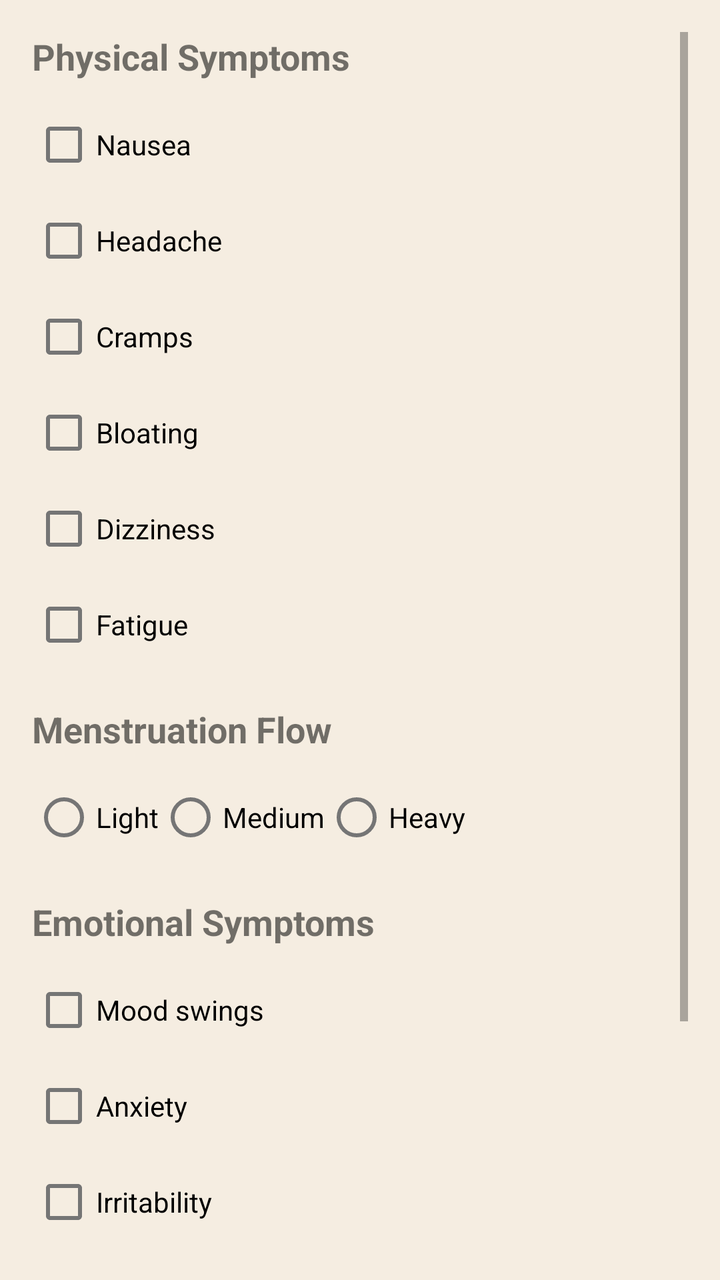
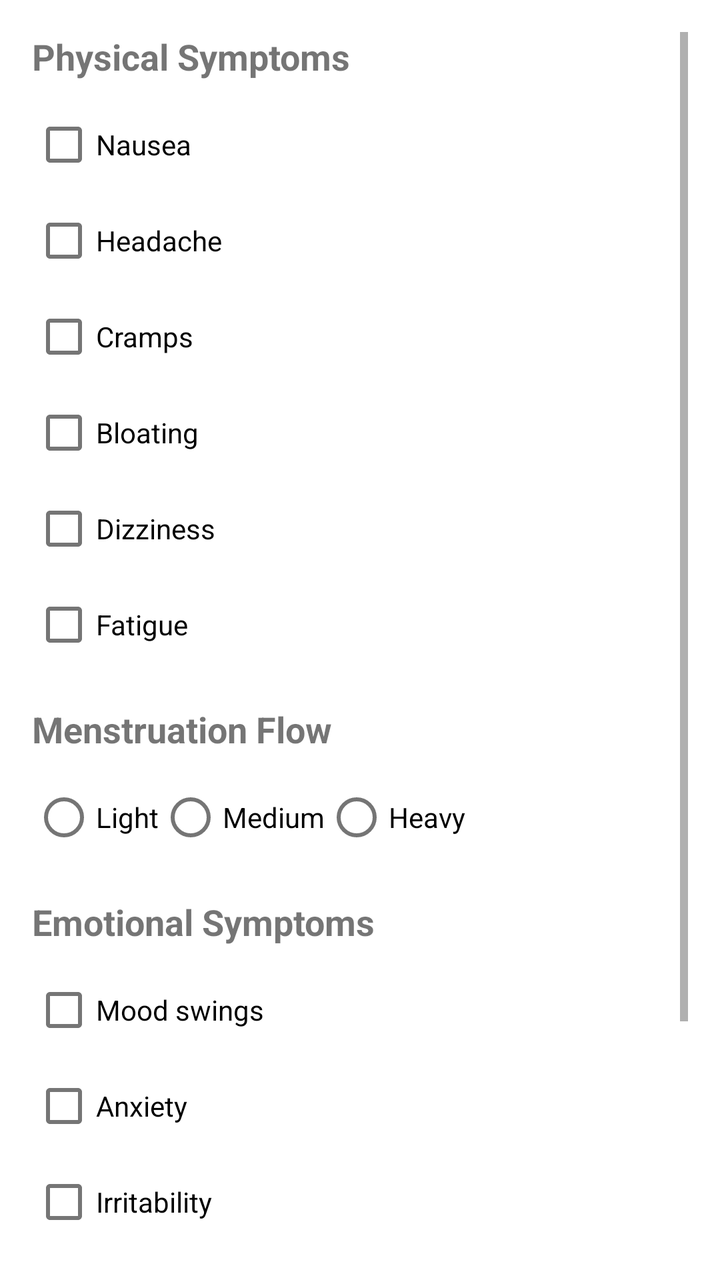

Before-and-after screenshots of an Android layout around one commit, followed by the original layout XML and the change that was made.
<!-- AndroidManifest.xml: application theme Theme.LunaFlow -->
<!-- res/layout/activity_log_symptom.xml -->
<?xml version="1.0" encoding="utf-8"?>
<ScrollView xmlns:android="http://schemas.android.com/apk/res/android"
    android:layout_width="match_parent"
    android:layout_height="match_parent"
    android:background="#F5EDE1"
    android:padding="16dp">

    <LinearLayout
        android:layout_width="match_parent"
        android:layout_height="wrap_content"
        android:orientation="vertical">

        
        <TextView
            android:layout_width="wrap_content"
            android:layout_height="wrap_content"
            android:text="Physical Symptoms"
            android:textSize="18sp"
            android:textStyle="bold"
            android:layout_marginBottom="8dp"/>

        <CheckBox android:id="@+id/nausea" android:layout_width="wrap_content" android:layout_height="wrap_content" android:text="Nausea"/>
        <CheckBox android:id="@+id/headache" android:layout_width="wrap_content" android:layout_height="wrap_content" android:text="Headache"/>
        <CheckBox android:id="@+id/cramps" android:layout_width="wrap_content" android:layout_height="wrap_content" android:text="Cramps"/>
        <CheckBox android:id="@+id/bloating" android:layout_width="wrap_content" android:layout_height="wrap_content" android:text="Bloating"/>
        <CheckBox android:id="@+id/dizziness" android:layout_width="wrap_content" android:layout_height="wrap_content" android:text="Dizziness"/>
        <CheckBox android:id="@+id/fatigue" android:layout_width="wrap_content" android:layout_height="wrap_content" android:text="Fatigue"/>

        
        <TextView
            android:layout_width="wrap_content"
            android:layout_height="wrap_content"
            android:text="Menstruation Flow"
            android:textSize="18sp"
            android:textStyle="bold"
            android:layout_marginTop="16dp"
            android:layout_marginBottom="8dp"/>

        <RadioGroup
            android:id="@+id/flowRadioGroup"
            android:layout_width="wrap_content"
            android:layout_height="wrap_content"
            android:orientation="horizontal">

            <RadioButton
                android:id="@+id/flowLight"
                android:layout_width="wrap_content"
                android:layout_height="wrap_content"
                android:text="Light"/>

            <RadioButton
                android:id="@+id/flowMedium"
                android:layout_width="wrap_content"
                android:layout_height="wrap_content"
                android:text="Medium"/>

            <RadioButton
                android:id="@+id/flowHeavy"
                android:layout_width="wrap_content"
                android:layout_height="wrap_content"
                android:text="Heavy"/>
        </RadioGroup>

        
        <TextView
            android:layout_width="wrap_content"
            android:layout_height="wrap_content"
            android:text="Emotional Symptoms"
            android:textSize="18sp"
            android:textStyle="bold"
            android:layout_marginTop="16dp"
            android:layout_marginBottom="8dp"/>

        <CheckBox android:id="@+id/moodSwings" android:layout_width="wrap_content" android:layout_height="wrap_content" android:text="Mood swings"/>
        <CheckBox android:id="@+id/anxiety" android:layout_width="wrap_content" android:layout_height="wrap_content" android:text="Anxiety"/>
        <CheckBox android:id="@+id/irritability" android:layout_width="wrap_content" android:layout_height="wrap_content" android:text="Irritability"/>

        
        <TextView
            android:layout_width="wrap_content"
            android:layout_height="wrap_content"
            android:text="Other Symptoms"
            android:textSize="18sp"
            android:textStyle="bold"
            android:layout_marginTop="16dp"
            android:layout_marginBottom="8dp"/>

        <EditText
            android:id="@+id/otherSymptoms"
            android:layout_width="match_parent"
            android:layout_height="wrap_content"
            android:hint="Describe other symptoms"/>

        <LinearLayout
            android:layout_width="match_parent"
            android:layout_height="wrap_content"
            android:orientation="horizontal"
            android:layout_marginTop="24dp">

            <Button
                android:id="@+id/saveButton"
                android:layout_width="0dp"
                android:layout_weight="1"
                android:layout_height="wrap_content"
                android:text="Save"
                android:backgroundTint="#C1492E"
                android:textColor="@android:color/white"/>

            <Button
                android:id="@+id/cancelButton"
                android:layout_width="0dp"
                android:layout_weight="1"
                android:layout_height="wrap_content"
                android:text="Cancel"
                android:layout_marginStart="16dp"/>
        </LinearLayout>

    </LinearLayout>
</ScrollView>
<!-- resources referenced by this layout -->
<resources>
  <style name="Theme.LunaFlow" parent="Theme.MaterialComponents.DayNight.NoActionBar">
          
          <item name="android:windowBackground">@color/white</item>
  
          
          <item name="colorPrimary">@color/colorPrimary</item>
          <item name="colorOnPrimary">@color/mainBrown</item>
  
          
          <item name="colorSecondary">@color/mainRed</item>
          <item name="colorOnSecondary">@color/white</item>
  
          
          <item name="android:statusBarColor">@color/colorPrimary</item>
  
          
          <item name="actionBarTheme">@style/AppActionBar</item>
  
          
          <item name="bottomNavigationStyle">@style/BottomNavStyle</item>
      </style>
  <color name="white">#FFFFFFFF</color>
  <color name="colorPrimary">#EBE4D4</color>
  <color name="mainBrown">#322323</color>
  <color name="mainRed">#B43015</color>
  <style name="AppActionBar" parent="Widget.MaterialComponents.Toolbar">
          <item name="android:layout_height">48dp</item>
          <item name="android:textSize">18sp</item>
          <item name="android:background">@color/colorPrimary</item>
          <item name="titleTextColor">@color/mainBrown</item>
          <item name="subtitleTextColor">@color/mainBrown</item>
          <item name="android:theme">@style/ToolbarTextTheme</item>
      </style>
  <style name="BottomNavStyle" parent="Widget.MaterialComponents.BottomNavigationView">
          <item name="android:layout_height">30dp</item>
          <item name="android:background">@color/colorPrimary</item>
      </style>
  <style name="ToolbarTextTheme" parent="ThemeOverlay.MaterialComponents.ActionBar">
          <item name="android:textColorPrimary">@color/mainBrown</item>
          <item name="android:textColorSecondary">@color/mainBrown</item>
          <item name="android:textColor">@color/mainBrown</item>
      </style>
</resources>

<!-- the commit's change to res/layout/activity_log_symptom.xml (unified diff, before → after) -->
@@ -2,8 +2,8 @@
 <ScrollView xmlns:android="http://schemas.android.com/apk/res/android"
     android:layout_width="match_parent"
     android:layout_height="match_parent"
-    android:background="#F5EDE1"
-    android:padding="16dp">
+    android:padding="16dp"
+    android:background="@color/white">
 
     <LinearLayout
         android:layout_width="match_parent"
